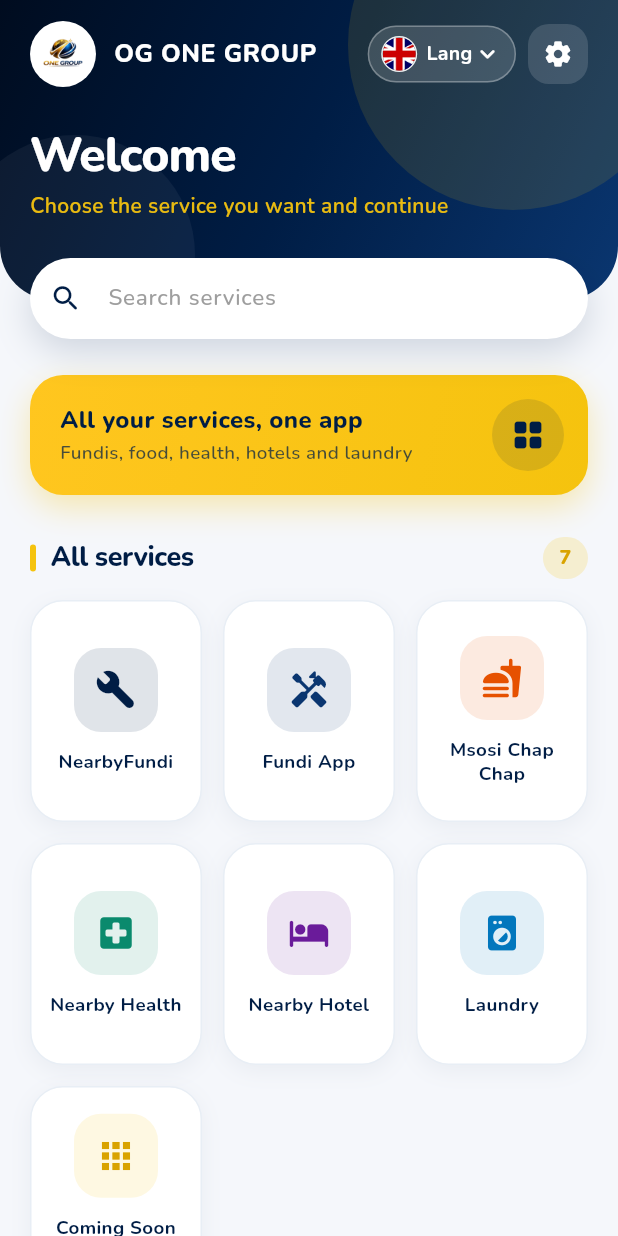
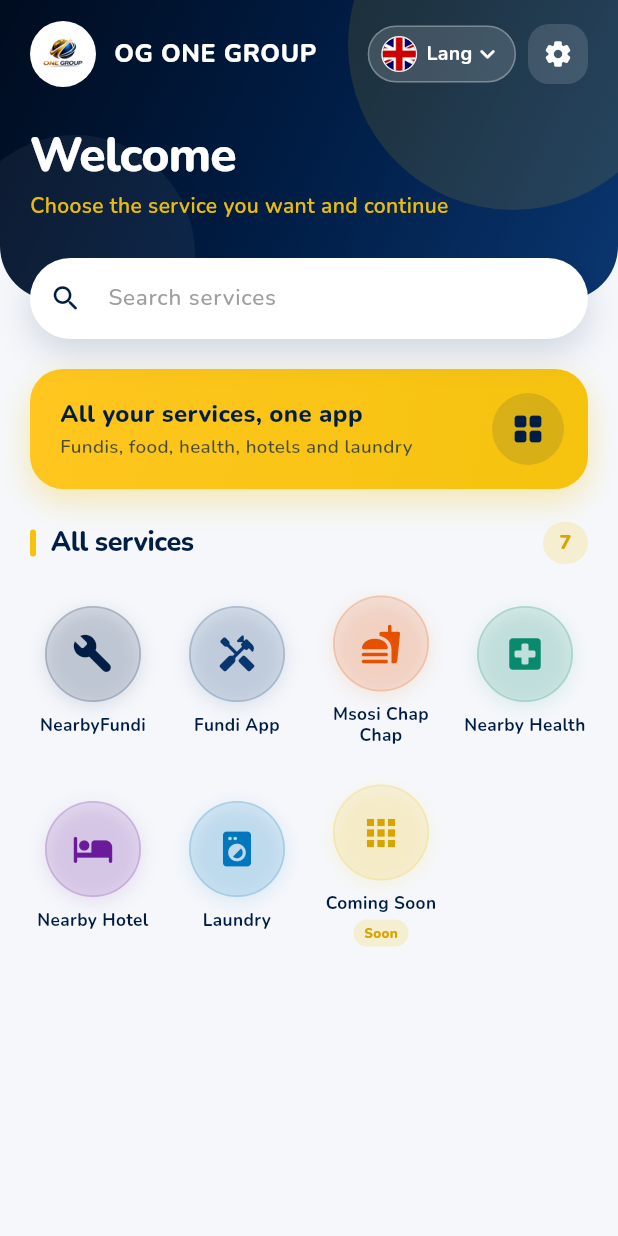
Before and after one commit to ogbestseller01/ogonegroup_superapp, a Flutter app: the screen it shows after launch, on a phone screen of 412 x 824 dp. Run offline on Flutter 3.47's test engine with Material 3 defaults, Android fonts, the phone set to English and light mode, and no system bars; our stand-ins replace audioplayers, cached_network_image, dio, emoji_picker_flutter, file_picker, firebase_core and 18 more; missing offline and left inert: app_badge_plus, country_flags, flutter_app_badger_plus, qr_code_scanner_plus, record; accounts and stored records are empty.

Commit message:
push a super with added fund app min app

```diff
--- a/og_one_super/lib/screens/dashboard/super_app_dashboard.dart
+++ b/og_one_super/lib/screens/dashboard/super_app_dashboard.dart
@@ -76,10 +76,6 @@
           MaterialPageRoute(builder: (_) => const NearbyFundiMiniApp()),
         );
         break;
-    // Future partners — just add a case + import
-    // case 'partner_xyz':
-    //   Navigator.of(context).push(...);
-    //   break;
       default:
         _snack(t.opening(t.serviceTitle(app.slug)));
     }
@@ -124,7 +120,7 @@
             // ── Promo (only when not searching) ─────────────
             if (!searching)
               SliverPadding(
-                padding: EdgeInsets.fromLTRB(hPad, 24, hPad, 0),
+                padding: EdgeInsets.fromLTRB(hPad, 20, hPad, 0),
                 sliver: SliverToBoxAdapter(
                   child: _Reveal(
                     index: 0,
@@ -138,7 +134,7 @@
 
             // ── Section title ───────────────────────────────
             SliverPadding(
-              padding: EdgeInsets.fromLTRB(hPad, 28, hPad, 14),
+              padding: EdgeInsets.fromLTRB(hPad, 22, hPad, 12),
               sliver: SliverToBoxAdapter(
                 child: Row(
                   children: [
@@ -217,10 +213,10 @@
                 sliver: SliverGrid(
                   gridDelegate:
                   const SliverGridDelegateWithMaxCrossAxisExtent(
-                    maxCrossAxisExtent: 160,
-                    mainAxisExtent: 148,
-                    mainAxisSpacing: 14,
-                    crossAxisSpacing: 14,
+                    maxCrossAxisExtent: 100, // compact circular tiles
+                    mainAxisExtent: 118,
+                    mainAxisSpacing: 12,
+                    crossAxisSpacing: 12,
                   ),
                   delegate: SliverChildBuilderDelegate(
                         (context, i) {
@@ -296,7 +292,6 @@
   Widget build(BuildContext context) {
     return Stack(
       children: [
-        // Navy gradient background
         Padding(
           padding: const EdgeInsets.only(bottom: _searchHeight - _overlap),
           child: Container(
@@ -338,7 +333,6 @@
                     child: Column(
                       crossAxisAlignment: CrossAxisAlignment.start,
                       children: [
-                        // Top bar
                         Row(
                           children: [
                             Container(
@@ -423,8 +417,6 @@
             ),
           ),
         ),
-
-        // Floating search bar
         Positioned(
           left: hPad,
           right: hPad,
@@ -558,7 +550,7 @@
 }
 
 // ============================================================
-// SERVICE CARD — modern, partnership-ready
+// SERVICE CARD — circular, compact mini-app tile
 // ============================================================
 class _ServiceCard extends StatelessWidget {
   final MiniApp app;
@@ -583,42 +575,38 @@
       color: Colors.transparent,
       child: InkWell(
         onTap: onTap,
-        borderRadius: BorderRadius.circular(22),
-        child: Container(
+        borderRadius: BorderRadius.circular(40),
+        child: Column(
+          mainAxisAlignment: MainAxisAlignment.center,
+          children: [
+            // Circular icon container
+            Container(
+              width: 64,
+              height: 64,
               decoration: BoxDecoration(
-            color: isDark ? AppTheme.darkSurface : Colors.white,
-            borderRadius: BorderRadius.circular(22),
+                shape: BoxShape.circle,
+                color: isDark
+                    ? Colors.white.withValues(alpha: 0.08)
+                    : color.withValues(alpha: 0.12),
                 border: Border.all(
-              color: isDark ? AppTheme.darkBorder : const Color(0xFFE8EEF5),
+                  color: isDark
+                      ? AppTheme.darkBorder
+                      : color.withValues(alpha: 0.18),
+                  width: 1.2,
                 ),
                 boxShadow: isDark
                     ? null
                     : [
                   BoxShadow(
-                color: AppTheme.primary.withValues(alpha: 0.05),
-                blurRadius: 12,
-                offset: const Offset(0, 4),
+                    color: color.withValues(alpha: 0.12),
+                    blurRadius: 10,
+                    offset: const Offset(0, 3),
                   ),
                 ],
               ),
-          child: Padding(
-            padding: const EdgeInsets.symmetric(horizontal: 10, vertical: 14),
-            child: Column(
-              mainAxisAlignment: MainAxisAlignment.center,
-              children: [
-                // Icon container
-                Container(
-                  width: 56,
-                  height: 56,
-                  decoration: BoxDecoration(
-                    borderRadius: BorderRadius.circular(18),
-                    color: isDark
-                        ? Colors.white.withValues(alpha: 0.08)
-                        : color.withValues(alpha: 0.12),
-                  ),
               child: Icon(_iconFor(app.icon), size: 28, color: iconColor),
             ),
-                const SizedBox(height: 12),
+            const SizedBox(height: 8),
             // Title
             Text(
               title,
@@ -627,29 +615,27 @@
               overflow: TextOverflow.ellipsis,
               style: TextStyle(
                 fontWeight: FontWeight.w700,
-                    fontSize: 12.5,
-                    height: 1.25,
+                fontSize: 11.5,
+                height: 1.2,
                 color: isDark ? Colors.white : AppTheme.primary,
               ),
             ),
             // Coming soon badge
             if (app.isComingSoon) ...[
-                  const SizedBox(height: 6),
+              const SizedBox(height: 4),
               Container(
-                    padding: const EdgeInsets.symmetric(
-                        horizontal: 9, vertical: 3),
+                padding:
+                const EdgeInsets.symmetric(horizontal: 7, vertical: 2),
                 decoration: BoxDecoration(
                   color: AppTheme.secondary.withValues(alpha: 0.18),
-                      borderRadius: BorderRadius.circular(12),
+                  borderRadius: BorderRadius.circular(10),
                 ),
                 child: Text(
                   soonLabel,
                   style: TextStyle(
-                        fontSize: 10,
+                    fontSize: 9,
                     fontWeight: FontWeight.w800,
-                        color: isDark
-                            ? AppTheme.secondary
-                            : AppTheme.gold600,
+                    color: isDark ? AppTheme.secondary : AppTheme.gold600,
                   ),
                 ),
               ),
@@ -657,8 +643,6 @@
           ],
         ),
       ),
-        ),
-      ),
     );
   }
 }
```
Lines whose indentation alone changed are shown as unchanged.
